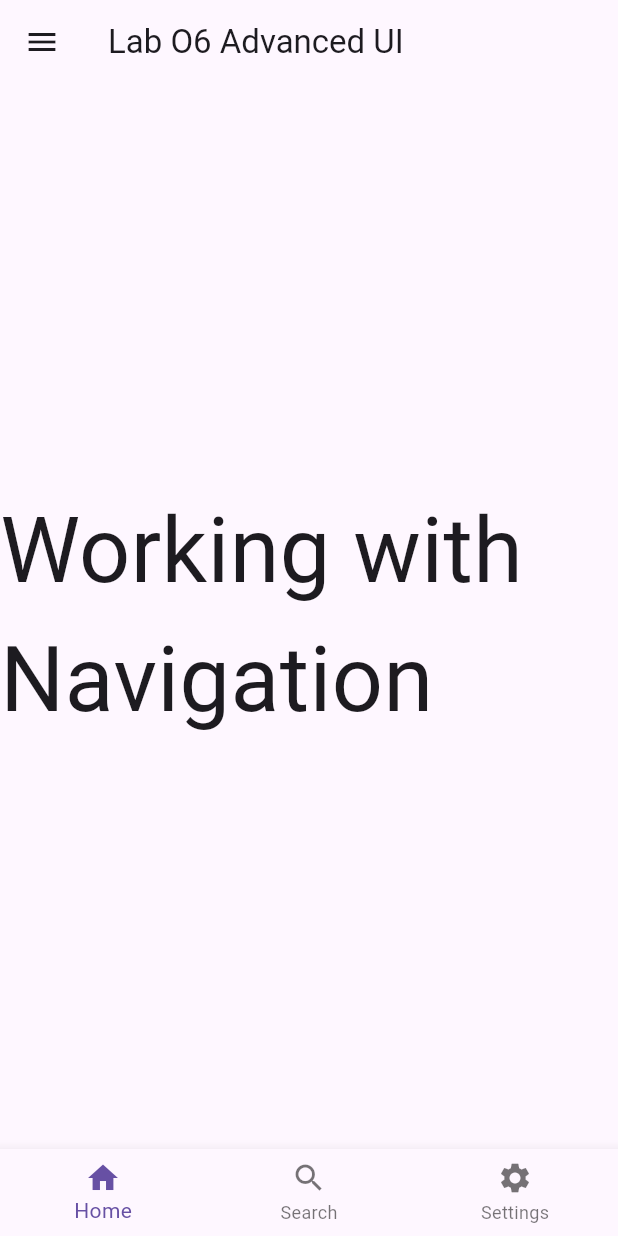
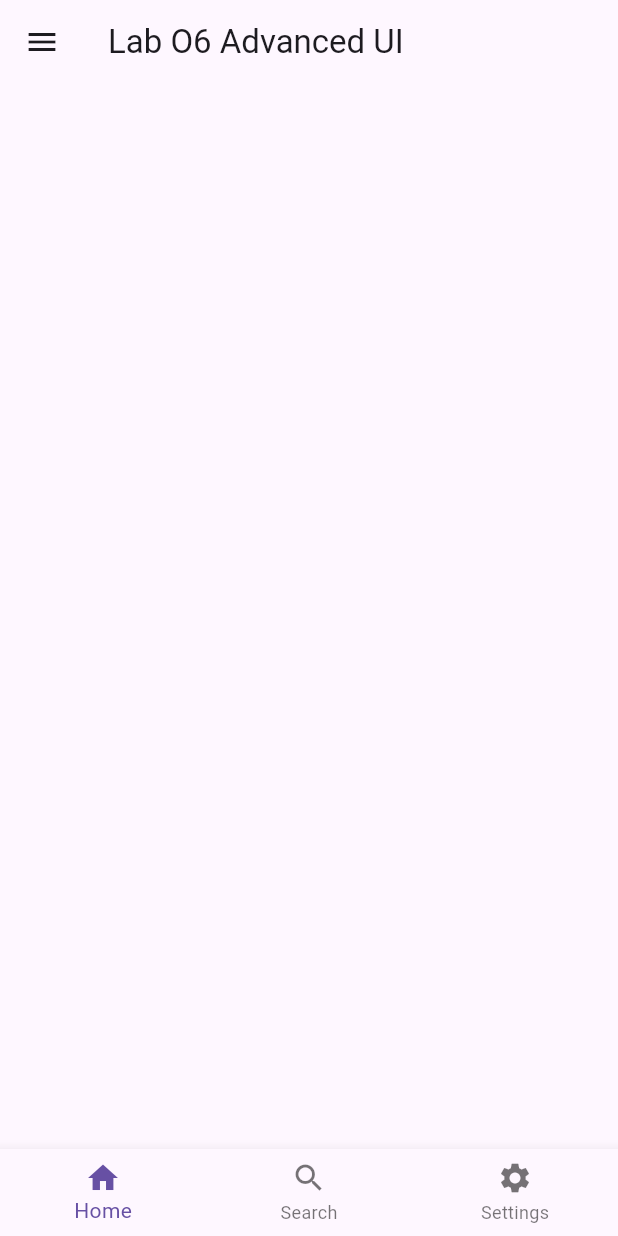
Before and after one commit to azmirashekh/myapp, a Flutter app: the screen it shows after launch, on a phone screen of 412 x 824 dp. Run offline on Flutter 3.47's test engine with Material 3 defaults, Android fonts, the phone set to English and light mode, and no system bars; our stand-ins replace cached_network_image; missing offline and left inert: dart:ffi.

Commit message:
Final Body.dart

```diff
--- /dev/null
+++ b/lib/body.dart
@@ -0,0 +1,43 @@
+import 'dart:ffi';
+
+import 'package:flutter/material.dart';
+
+class AppbodyState extends StatefulWidget {
+  const AppbodyState({super.key});
+
+  @override
+  State<AppbodyState> createState() => _AppbodyStateState();
+}
+
+class _AppbodyStateState extends State<AppbodyState> {
+  int selectedIndex = 0;
+
+  final List<Widget> pages = [
+    const Text("Home"),
+    const Text("Search"),
+    const Text('''
+Settings'''),
+  ];
+  // Suggested code may be subject to a license. Learn more: ~LicenseLog:367893357.
+  void _onItemTapped(int index) {
+    setState(() {
+      selectedIndex = index;
+    });
+  }
+
+  @override
+  Widget build(BuildContext context) {
+    return Scaffold(
+      bottomNavigationBar: BottomNavigationBar(
+        items: [
+          BottomNavigationBarItem(icon: Icon(Icons.home), label: "Home"),
+          BottomNavigationBarItem(icon: Icon(Icons.search), label: "Search"),
+          BottomNavigationBarItem(
+            icon: Icon(Icons.settings),
+            label: "Settings",
+          ),
+        ],
+      ),
+    );
+  }
+}
--- a/lib/main.dart
+++ b/lib/main.dart
@@ -1,5 +1,6 @@
 import 'package:cached_network_image/cached_network_image.dart';
 import 'package:flutter/material.dart';
+import 'package:myapp/body.dart';
 
 void main() {
   runApp(const Lab06AdvancedUI());
@@ -48,22 +49,8 @@ class Lab06AdvancedUI extends StatelessWidget {
           ),
         ),
         appBar: AppBar(title: Text("Lab O6 Advanced UI")),
-        body: Center(
-          child: Text(
-            "Working with Navigation",
-            style: TextStyle(fontSize: 60),
-          ),
-        ),
-        bottomNavigationBar: BottomNavigationBar(
-          items: [
-            BottomNavigationBarItem(icon: Icon(Icons.home), label: "Home"),
-            BottomNavigationBarItem(icon: Icon(Icons.search), label: "Search"),
-            BottomNavigationBarItem(
-              icon: Icon(Icons.settings),
-              label: "Settings",
-            ),
-          ],
-        ),
+        body: AppbodyState()
+
       ),
     );
   }
```
